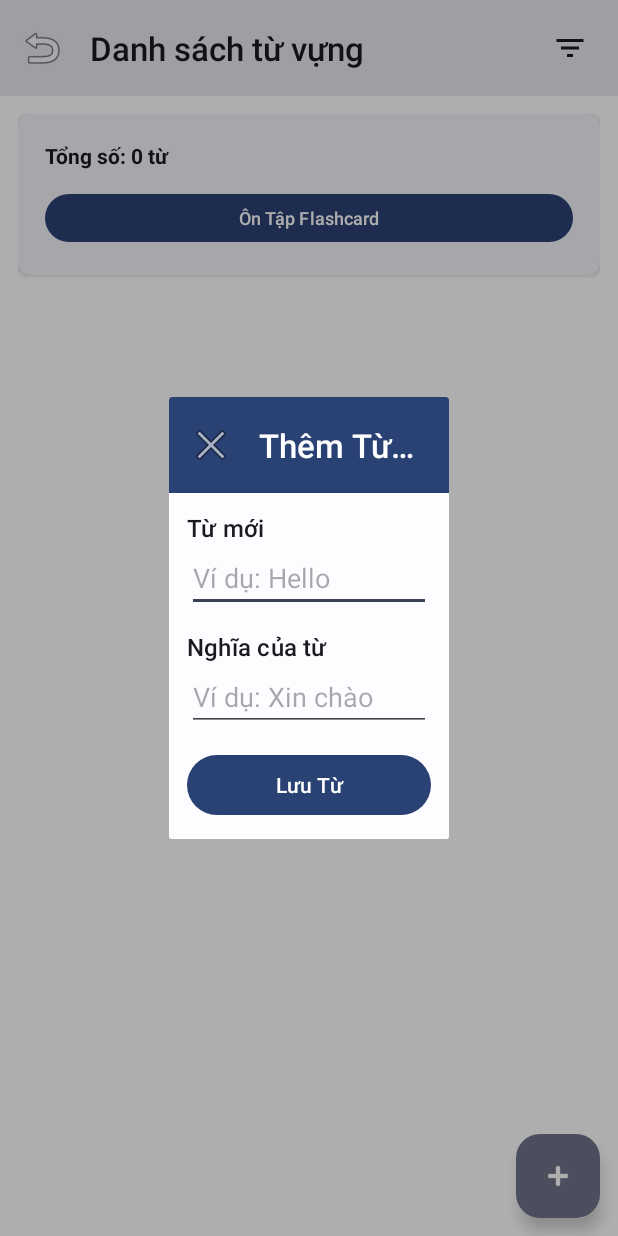
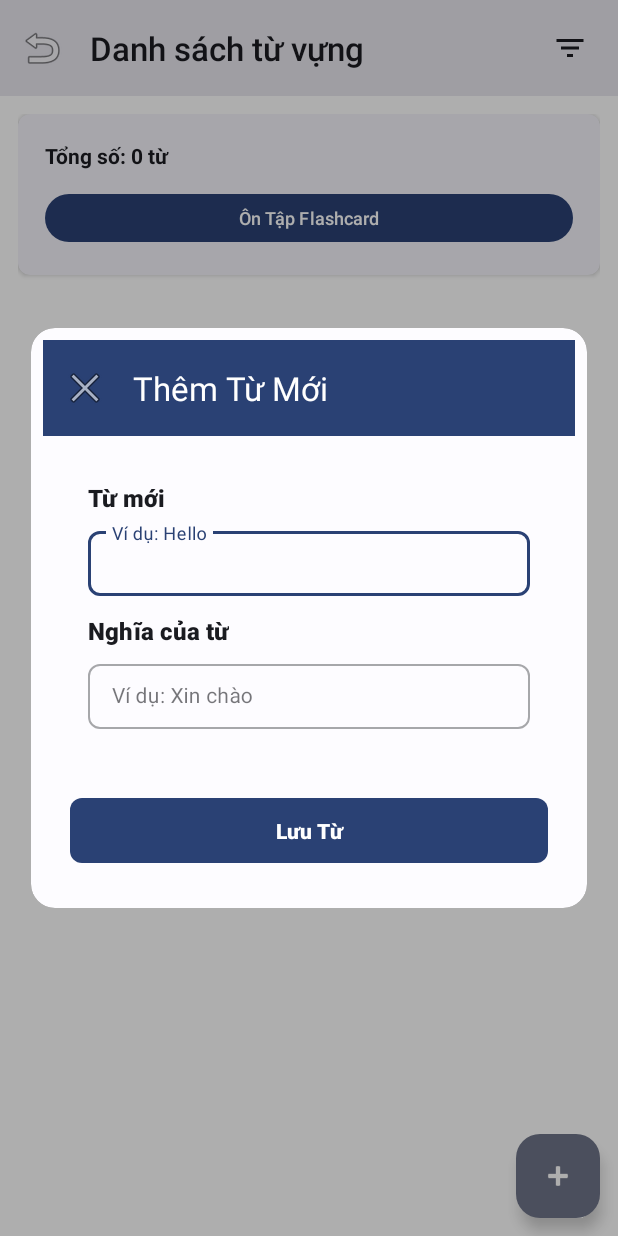
Before and after one commit to Skun01/LearningEnglishApplication, an Android app: the fragment AddVocabularyDialog placed in its activity, on a phone screen of 412 x 824 dp. Run offline under Robolectric (Android 15) with nearby library versions, the phone set to English and light mode, and no system bars; 7 statements that could not run were skipped.

Commit message:
edit addVocabulary dialog layout

```diff
--- a/app/src/main/java/com/example/learningenglishapplication/Vocabulary/AddVocabularyDialog.java
+++ b/app/src/main/java/com/example/learningenglishapplication/Vocabulary/AddVocabularyDialog.java
@@ -64,12 +64,29 @@ public class AddVocabularyDialog extends DialogFragment {
     public Dialog onCreateDialog(@Nullable Bundle savedInstanceState) {
         Dialog dialog = super.onCreateDialog(savedInstanceState);
         dialog.getWindow().requestFeature(Window.FEATURE_NO_TITLE);
-        dialog.getWindow().setLayout(WindowManager.LayoutParams.MATCH_PARENT, WindowManager.LayoutParams.MATCH_PARENT);
 
         // Thiết lập animation
         dialog.getWindow().getAttributes().windowAnimations = R.style.DialogAnimation;
 
+        // Thêm padding cho dialog
+        dialog.getWindow().setBackgroundDrawableResource(android.R.color.transparent);
+
         return dialog;
+    }
+
+    @Override
+    public void onStart() {
+        super.onStart();
+        Dialog dialog = getDialog();
+        if (dialog != null) {
+            // Thiết lập kích thước dialog rộng hơn
+            int width = (int)(getResources().getDisplayMetrics().widthPixels * 0.9);
+            int height = ViewGroup.LayoutParams.WRAP_CONTENT;
+            dialog.getWindow().setLayout(width, height);
+
+            // Thêm hiệu ứng bo góc cho dialog
+            dialog.getWindow().setBackgroundDrawableResource(R.drawable.rounded_dialog_background);
+        }
     }
 
     @Nullable
--- /dev/null
+++ b/app/src/main/res/drawable/rounded_dialog_background.xml
@@ -0,0 +1,10 @@
+<?xml version="1.0" encoding="utf-8"?>
+<shape xmlns:android="http://schemas.android.com/apk/res/android">
+    <solid android:color="@color/background_color" />
+    <corners android:radius="16dp" />
+    <padding
+        android:bottom="8dp"
+        android:left="8dp"
+        android:right="8dp"
+        android:top="8dp" />
+</shape>
--- a/app/src/main/res/layout/dialog_add_vocabulary.xml
+++ b/app/src/main/res/layout/dialog_add_vocabulary.xml
@@ -4,7 +4,8 @@
     android:layout_width="match_parent"
     android:layout_height="match_parent"
     android:orientation="vertical"
-    android:background="@color/background_color">
+    android:background="@color/background_color"
+    android:elevation="8dp">
 
     <com.google.android.material.appbar.MaterialToolbar
         android:id="@+id/toolbar_add_vocabulary"
@@ -13,53 +14,83 @@
         android:background="?attr/colorPrimary"
         app:titleTextColor="@android:color/white"
         app:title="Thêm Từ Mới"
+        app:titleTextAppearance="@style/TextAppearance.Material3.TitleLarge"
         app:navigationIcon="@android:drawable/ic_menu_close_clear_cancel" />
 
     <ScrollView
         android:layout_width="match_parent"
         android:layout_height="0dp"
         android:layout_weight="1"
-        android:padding="@dimen/spacing_medium">
+        android:padding="@dimen/spacing_large">
 
         <LinearLayout
             android:layout_width="match_parent"
             android:layout_height="wrap_content"
-            android:orientation="vertical">
+            android:orientation="vertical"
+            android:background="@android:color/transparent"
+            android:padding="@dimen/spacing_medium">
 
             <TextView
                 android:layout_width="wrap_content"
                 android:layout_height="wrap_content"
                 android:text="Từ mới"
+                android:textSize="@dimen/text_size_large"
+                android:textStyle="bold"
+                android:layout_marginBottom="@dimen/spacing_small"
                 style="@style/TextAppearance.Material3.TitleMedium" />
 
-            <EditText
-                android:id="@+id/et_word"
+            <com.google.android.material.textfield.TextInputLayout
                 android:layout_width="match_parent"
                 android:layout_height="wrap_content"
-                android:hint="Ví dụ: Hello" />
+                android:layout_marginBottom="@dimen/spacing_medium"
+                style="@style/Widget.MaterialComponents.TextInputLayout.OutlinedBox">
+
+                <com.google.android.material.textfield.TextInputEditText
+                    android:id="@+id/et_word"
+                    android:layout_width="match_parent"
+                    android:layout_height="wrap_content"
+                    android:hint="Ví dụ: Hello"
+                    android:textSize="@dimen/text_size_medium"
+                    android:padding="@dimen/spacing_medium" />
+            </com.google.android.material.textfield.TextInputLayout>
 
             <TextView
                 android:layout_width="wrap_content"
                 android:layout_height="wrap_content"
                 android:text="Nghĩa của từ"
-                style="@style/TextAppearance.Material3.TitleMedium"
-                android:layout_marginTop="@dimen/spacing_medium" />
+                android:textSize="@dimen/text_size_large"
+                android:textStyle="bold"
+                android:layout_marginBottom="@dimen/spacing_small"
+                style="@style/TextAppearance.Material3.TitleMedium" />
 
-            <EditText
-                android:id="@+id/et_meaning"
+            <com.google.android.material.textfield.TextInputLayout
                 android:layout_width="match_parent"
                 android:layout_height="wrap_content"
-                android:hint="Ví dụ: Xin chào" />
+                android:layout_marginBottom="@dimen/spacing_medium"
+                style="@style/Widget.MaterialComponents.TextInputLayout.OutlinedBox">
+
+                <com.google.android.material.textfield.TextInputEditText
+                    android:id="@+id/et_meaning"
+                    android:layout_width="match_parent"
+                    android:layout_height="wrap_content"
+                    android:hint="Ví dụ: Xin chào"
+                    android:textSize="@dimen/text_size_medium"
+                    android:padding="@dimen/spacing_medium" />
+            </com.google.android.material.textfield.TextInputLayout>
         </LinearLayout>
     </ScrollView>
 
-    <Button
+    <com.google.android.material.button.MaterialButton
         android:id="@+id/btn_save_vocabulary"
         android:layout_width="match_parent"
         android:layout_height="wrap_content"
         android:text="Lưu Từ"
-        android:layout_marginStart="@dimen/spacing_medium"
-        android:layout_marginEnd="@dimen/spacing_medium"
-        android:layout_marginBottom="@dimen/spacing_medium" />
+        android:textSize="@dimen/text_size_medium"
+        android:textStyle="bold"
+        android:padding="@dimen/spacing_medium"
+        app:cornerRadius="8dp"
+        android:layout_marginStart="@dimen/spacing_large"
+        android:layout_marginEnd="@dimen/spacing_large"
+        android:layout_marginBottom="@dimen/spacing_large" />
 
 </LinearLayout>
```
